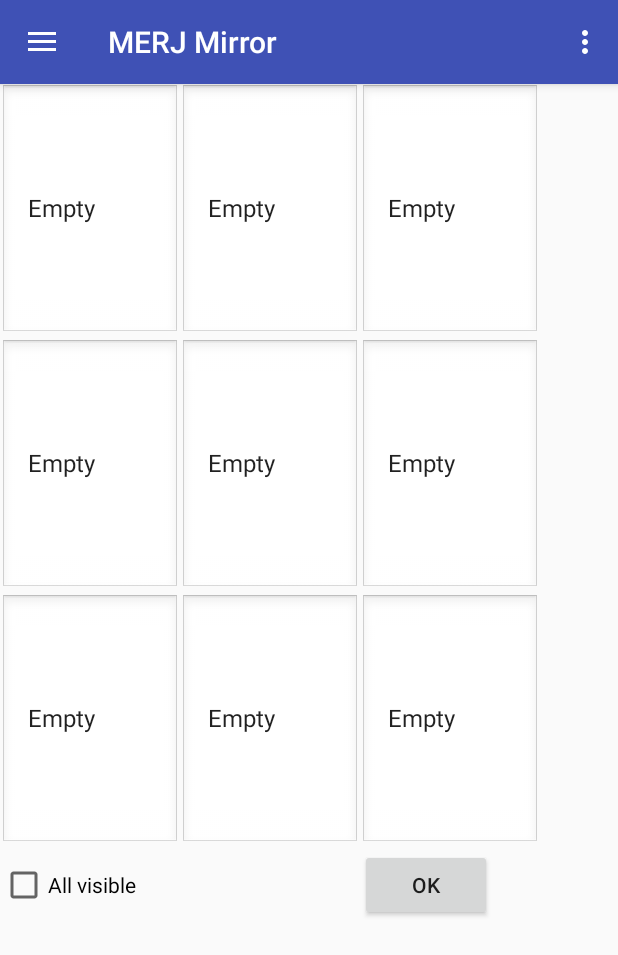
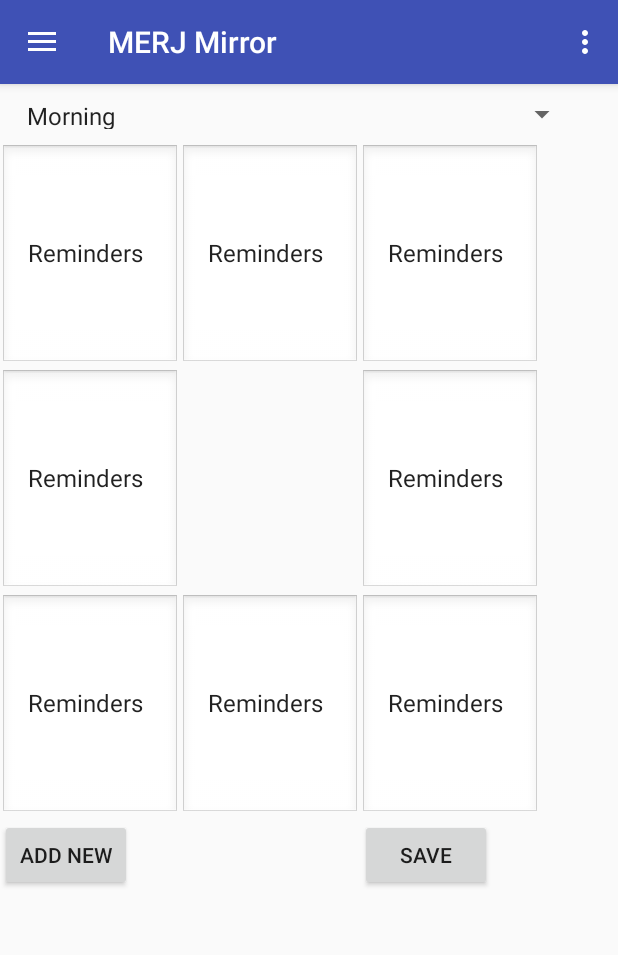
Before and after one commit to eweiss17/MERJMirror, an Android app: the screen it shows after launch (MainActivity), in the side drawer, after a tap on "Preferences", on a phone screen of 412 x 824 dp. Shown: the top 955 px of the screen. Run offline under Robolectric (Android 15) with nearby library versions, the phone set to English and light mode, and no system bars.

Commit message:
Created more memes

```diff
--- a/app/src/main/java/com/merj/merjmirror/MainActivity.java
+++ b/app/src/main/java/com/merj/merjmirror/MainActivity.java
@@ -11,7 +11,7 @@ import android.support.v7.widget.Toolbar;
 import android.view.Menu;
 import android.view.MenuItem;
 
-/* Created By Eric Weiss snd James Gabriel
+/* Created By Eric the Great and King James VI
 * might need to account for when the app closes and opens, certain changes must be saved*/
 
 public class MainActivity extends AppCompatActivity
@@ -22,9 +22,11 @@ public class MainActivity extends AppCompatActivity
         super.onCreate(savedInstanceState);
         setContentView(R.layout.activity_main);
         FragmentManager fragmentManager = getFragmentManager();
+
+        //Eric here, doing User fragment so they can select their active user
         fragmentManager.beginTransaction()
                 .replace(R.id.content_frame
-                        , new PreferenceFragment())
+                        , new UserFragment())
                 .commit();
         StartupRoutine();
 
--- a/app/src/main/java/com/merj/merjmirror/PreferenceFragment.java
+++ b/app/src/main/java/com/merj/merjmirror/PreferenceFragment.java
@@ -5,6 +5,7 @@ import android.graphics.drawable.Drawable;
 import android.os.Bundle;
 import android.support.annotation.Nullable;
 import android.support.design.widget.NavigationView;
+import android.util.Log;
 import android.view.LayoutInflater;
 import android.view.View;
 import android.view.ViewGroup;
@@ -17,27 +18,35 @@ import java.lang.reflect.Array;
 
 
 /**
- * Created by Eric on 9/27/2017.
+ * Created by Chad Roxx on 9/27/2017.
  */
 
 public class PreferenceFragment extends Fragment {
 
     View myView;
     String[] SelectedPreferences = new String[8];
+    String[] Example = {"Morning", "Day", "Night"};
 
     @Nullable
     @Override
     public View onCreateView(LayoutInflater inflater, @Nullable ViewGroup container, Bundle savedInstanceState) {
         myView = inflater.inflate(R.layout.preference_layout, container, false);
 
+        //Creating Default data
+        CreatePreferenceSelectionList();
+
+        //This will be constant
         CreateSpinners();
+
+        //Adding a listener to listen to different selections from users preferences
+        ChangesFromDatabase();
 
         return myView;
     }
 
     public void CreateSpinners() {
 
-        //I will fix this to look better later, right now this works.
+        //Spinner 5 is invisible, BOO, spooky ghosts!
         Spinner spinner = (Spinner) myView.findViewById(R.id.spinner);
         Spinner spinner2 = (Spinner) myView.findViewById(R.id.spinner2);
         Spinner spinner3 = (Spinner) myView.findViewById(R.id.spinner3);
@@ -51,10 +60,11 @@ public class PreferenceFragment extends Fragment {
         // Create an ArrayAdapter using the string array and a default spinner layout
         ArrayAdapter<CharSequence> PreferenceNames = ArrayAdapter.createFromResource(this.getActivity(),
                 R.array.preferences_array, android.R.layout.simple_spinner_item);
+
         // Specify the layout to use when the list of choices appears
         PreferenceNames.setDropDownViewResource(android.R.layout.simple_spinner_dropdown_item);
+
         // Apply the adapter to the spinner
-        //Same here I know it looks bad
         spinner.setAdapter(PreferenceNames);
         spinner2.setAdapter(PreferenceNames);
         spinner3.setAdapter(PreferenceNames);
@@ -88,9 +98,30 @@ public class PreferenceFragment extends Fragment {
         spinnerListener.onItemSelected(spinner9, spinner9, 8, 0);
         // only passes the spinner. The numbers are irrelevant afaik.
 
+    }
 
+    public void CreatePreferenceSelectionList() {
+        Spinner pref_spinner = (Spinner) myView.findViewById(R.id.preference_list);
 
+        ArrayAdapter<String> adapter = new ArrayAdapter<String>(this.getActivity(),
+                android.R.layout.simple_spinner_item, Example);
 
+        // Specify the layout to use when the list of choices appears
+        adapter.setDropDownViewResource(android.R.layout.simple_spinner_dropdown_item);
+
+        pref_spinner.setAdapter(adapter);
+
+    }
+
+    public void ChangesFromDatabase() {
+
+        //We should make these globally accessable if we are going to do it like this
+        Spinner pref_spinner = (Spinner) myView.findViewById(R.id.preference_list);
+
+        PreferenceFragment.YourItemSelectedListener prefListener = new PreferenceFragment.YourItemSelectedListener();
+
+        pref_spinner.setOnItemSelectedListener(prefListener);
+        prefListener.onItemSelected(pref_spinner, pref_spinner, 0, 0);
 
     }
 
@@ -101,6 +132,56 @@ public class PreferenceFragment extends Fragment {
 
             String ItemName = spinner.getSelectedItem().toString();
 
+            //This is mainly here to see if i can get it to work, will need to make cleaner in future
+            Spinner spinner1 = (Spinner) myView.findViewById(R.id.spinner);
+            Spinner spinner2 = (Spinner) myView.findViewById(R.id.spinner2);
+            Spinner spinner3 = (Spinner) myView.findViewById(R.id.spinner3);
+            Spinner spinner4 = (Spinner) myView.findViewById(R.id.spinner4);
+            Spinner spinner5 = (Spinner) myView.findViewById(R.id.spinner5);
+            Spinner spinner6 = (Spinner) myView.findViewById(R.id.spinner6);
+            Spinner spinner7 = (Spinner) myView.findViewById(R.id.spinner7);
+            Spinner spinner8 = (Spinner) myView.findViewById(R.id.spinner8);
+            Spinner spinner9 = (Spinner) myView.findViewById(R.id.spinner9);
+
+            //This may be actually the worst thing i have ever done, i could not figure out how to just grab the spinner ID god damn
+            if (spinner.getItemAtPosition(1) == "Day") {
+
+                //Test until we get real data
+                if (ItemName == "Day") {
+                    spinner1.setSelection(0);
+                    spinner2.setSelection(0);
+                    spinner3.setSelection(0);
+                    spinner4.setSelection(0);
+                    spinner5.setSelection(0);
+                    spinner6.setSelection(0);
+                    spinner7.setSelection(0);
+                    spinner8.setSelection(0);
+                    spinner9.setSelection(0);
+                }
+                else if (ItemName == "Night") {
+                    spinner1.setSelection(6);
+                    spinner2.setSelection(6);
+                    spinner3.setSelection(6);
+                    spinner4.setSelection(6);
+                    spinner5.setSelection(6);
+                    spinner6.setSelection(6);
+                    spinner7.setSelection(6);
+                    spinner8.setSelection(6);
+                    spinner9.setSelection(6);
+                }
+                else {
+                    spinner1.setSelection(5);
+                    spinner2.setSelection(5);
+                    spinner3.setSelection(5);
+                    spinner4.setSelection(5);
+                    spinner5.setSelection(5);
+                    spinner6.setSelection(5);
+                    spinner7.setSelection(5);
+                    spinner8.setSelection(5);
+                    spinner9.setSelection(5);
+                }
+            }
+            else {
                 switch (ItemName) {
 
                     //sports?
@@ -141,6 +222,7 @@ public class PreferenceFragment extends Fragment {
                         break;
                 }
             }
+        }
 
         public void onNothingSelected(AdapterView parent) {
             // This needs to be included. We won't use this though.
--- a/app/src/main/java/com/merj/merjmirror/UserFragment.java
+++ b/app/src/main/java/com/merj/merjmirror/UserFragment.java
@@ -1,16 +1,21 @@
 package com.merj.merjmirror;
 
 import android.app.Fragment;
+import android.content.DialogInterface;
 import android.os.Bundle;
 import android.support.annotation.Nullable;
+import android.view.Gravity;
 import android.view.LayoutInflater;
 import android.view.View;
 import android.view.ViewGroup;
+import android.widget.AdapterView;
 import android.widget.ArrayAdapter;
+import android.widget.Button;
 import android.widget.ListView;
+import android.widget.Toast;
 
 /**
- * Created by Eric on 9/27/2017.
+ * Created by ??? on 9/27/2017.
  */
 
 public class UserFragment extends Fragment {
@@ -21,7 +26,9 @@ public class UserFragment extends Fragment {
     public View onCreateView(LayoutInflater inflater, @Nullable ViewGroup container, Bundle savedInstanceState) {
         myView = inflater.inflate(R.layout.user_layout, container, false);
 
-        String[] myStringArray = {"Eric", "Megan", "James", "Ryan", "New User"};
+        //Hard-coded for right now, will pull from data base.
+        String[] myStringArray = {"Eric", "Megan", "James", "Ryan"};
+        Button newUserButton = (Button) myView.findViewById(R.id.add_new_user_button);
 
         ArrayAdapter<String> adapter = new ArrayAdapter<String>(this.getActivity(),
                 android.R.layout.simple_list_item_1, myStringArray);
@@ -29,6 +36,18 @@ public class UserFragment extends Fragment {
         ListView listView = (ListView) myView.findViewById(R.id.listview);
         listView.setAdapter(adapter);
 
+        UserFragment.MessagePopUp clicks = new UserFragment.MessagePopUp();
+        newUserButton.setOnClickListener(clicks);
+
         return myView;
     }
+
+    public class MessagePopUp implements AdapterView.OnClickListener {
+        public void onClick(View v) {
+            // implements your things
+            Toast toast = Toast.makeText(v.getContext(), "Add a new user", Toast.LENGTH_SHORT );
+            toast.setGravity(Gravity.CENTER, 0, 0);
+            toast.show();
+        }
+    }
 }
--- a/app/src/main/res/layout/preference_layout.xml
+++ b/app/src/main/res/layout/preference_layout.xml
@@ -4,96 +4,104 @@
     android:layout_width="match_parent"
     android:layout_height="match_parent"
     android:columnCount="3"
-    android:rowCount="4">
+    android:rowCount="5">
+
+    <Spinner
+        android:id="@+id/preference_list"
+        android:layout_width="match_parent"
+        android:layout_height="20dp"
+        android:layout_column="0"
+        android:layout_columnSpan="3"
+        android:layout_margin="10dp"
+        android:layout_row="0" />
 
     <Spinner
         android:id="@+id/spinner"
         style="@style/SpinnerWithNoArrow"
         android:layout_width="120dp"
-        android:layout_height="170dp"
+        android:layout_height="150dp"
         android:layout_column="0"
-        android:layout_row="0" />
+        android:layout_row="1" />
 
     <Spinner
         android:id="@+id/spinner2"
         style="@style/SpinnerWithNoArrow"
         android:layout_width="120dp"
-        android:layout_height="170dp"
+        android:layout_height="150dp"
         android:layout_column="1"
-        android:layout_row="0" />
+        android:layout_row="1" />
 
     <Spinner
         android:id="@+id/spinner3"
         style="@style/SpinnerWithNoArrow"
         android:layout_width="120dp"
-        android:layout_height="170dp"
+        android:layout_height="150dp"
         android:layout_column="2"
-        android:layout_row="0"
-        />
+        android:layout_row="1" />
 
     <Spinner
         android:id="@+id/spinner4"
         style="@style/SpinnerWithNoArrow"
         android:layout_width="120dp"
-        android:layout_height="170dp"
+        android:layout_height="150dp"
         android:layout_column="0"
-        android:layout_row="1" />
+        android:layout_row="2" />
 
     <Spinner
         android:id="@+id/spinner5"
         style="@style/SpinnerWithNoArrow"
         android:layout_width="120dp"
-        android:layout_height="170dp"
+        android:layout_height="150dp"
         android:layout_column="1"
-        android:layout_row="1" />
+        android:layout_row="2"
+        android:visibility="invisible" />
 
     <Spinner
         android:id="@+id/spinner6"
         style="@style/SpinnerWithNoArrow"
         android:layout_width="120dp"
-        android:layout_height="170dp"
+        android:layout_height="150dp"
         android:layout_column="2"
-        android:layout_row="1" />
+        android:layout_row="2" />
 
     <Spinner
         android:id="@+id/spinner7"
         style="@style/SpinnerWithNoArrow"
         android:layout_width="120dp"
-        android:layout_height="170dp"
+        android:layout_height="150dp"
         android:layout_column="0"
-        android:layout_row="2" />
+        android:layout_row="3" />
 
     <Spinner
         android:id="@+id/spinner8"
         style="@style/SpinnerWithNoArrow"
         android:layout_width="120dp"
-        android:layout_height="170dp"
+        android:layout_height="150dp"
         android:layout_column="1"
-        android:layout_row="2" />
+        android:layout_row="3" />
 
     <Spinner
         android:id="@+id/spinner9"
         style="@style/SpinnerWithNoArrow"
         android:layout_width="120dp"
-        android:layout_height="170dp"
+        android:layout_height="150dp"
         android:layout_column="2"
-        android:layout_row="2" />
+        android:layout_row="3" />
 
     <Button
-        android:id="@+id/button3"
+        android:id="@+id/add_new_button"
+        android:layout_width="wrap_content"
+        android:layout_height="wrap_content"
+        android:layout_column="0"
+        android:layout_row="4"
+        android:text="Add New" />
+
+    <Button
+        android:id="@+id/save_button"
         android:layout_width="wrap_content"
         android:layout_height="wrap_content"
         android:layout_column="2"
-        android:layout_row="3"
-        android:text="@android:string/ok" />
-
-    <CheckBox
-        android:id="@+id/checkBox"
-        android:layout_width="wrap_content"
-        android:layout_height="wrap_content"
-        android:layout_column="0"
-        android:layout_row="3"
-        android:text="All visible" />
-
+        android:layout_row="4"
+        android:text="Save" />
 
 </GridLayout>
--- a/app/src/main/res/layout/user_layout.xml
+++ b/app/src/main/res/layout/user_layout.xml
@@ -6,7 +6,19 @@
         android:id="@+id/listview"
         android:layout_width="match_parent"
         android:layout_height="match_parent"
-        android:layout_margin="15dp"
         android:divider="@android:drawable/divider_horizontal_textfield"
-        android:dividerHeight="1dp" />
+        android:dividerHeight="1dp"
+        android:layout_marginLeft="15dp"
+        android:layout_marginRight="15dp"
+        android:layout_marginTop="15dp" />
+
+    <Button
+        android:id="@+id/add_new_user_button"
+        android:layout_width="wrap_content"
+        android:layout_height="wrap_content"
+        android:text="New User"
+        android:layout_alignTop="@+id/listview"
+        android:layout_alignParentEnd="true"
+        android:layout_marginTop="472dp" />
+
 </RelativeLayout>
```
Lines whose indentation alone changed are shown as unchanged.
